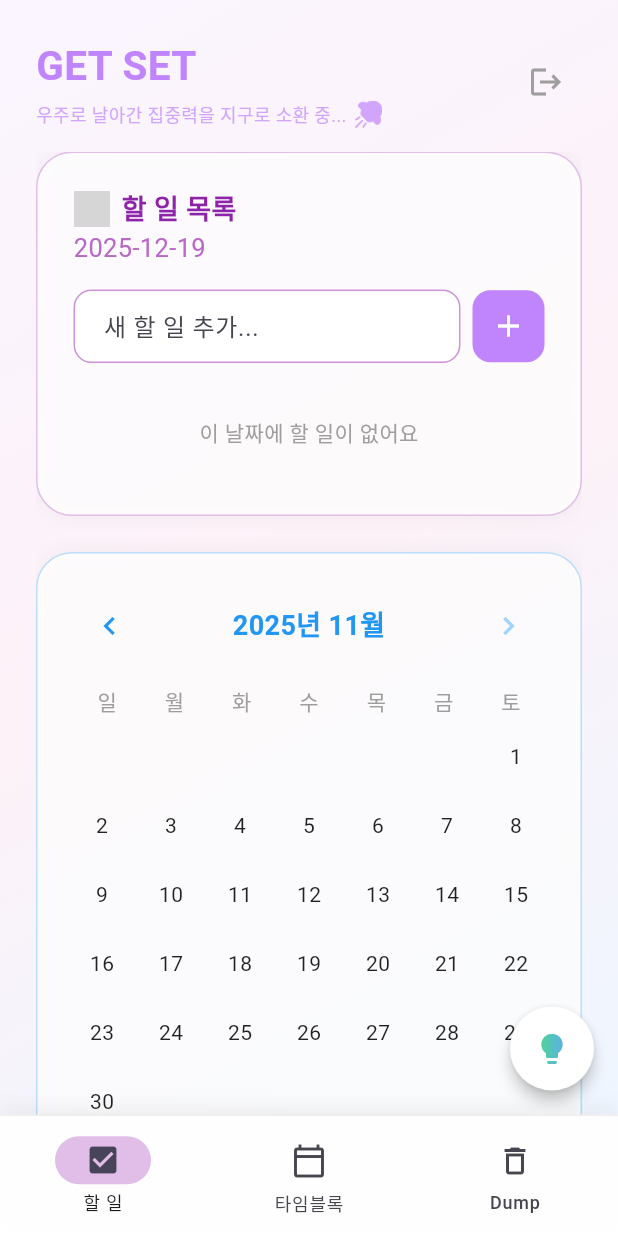
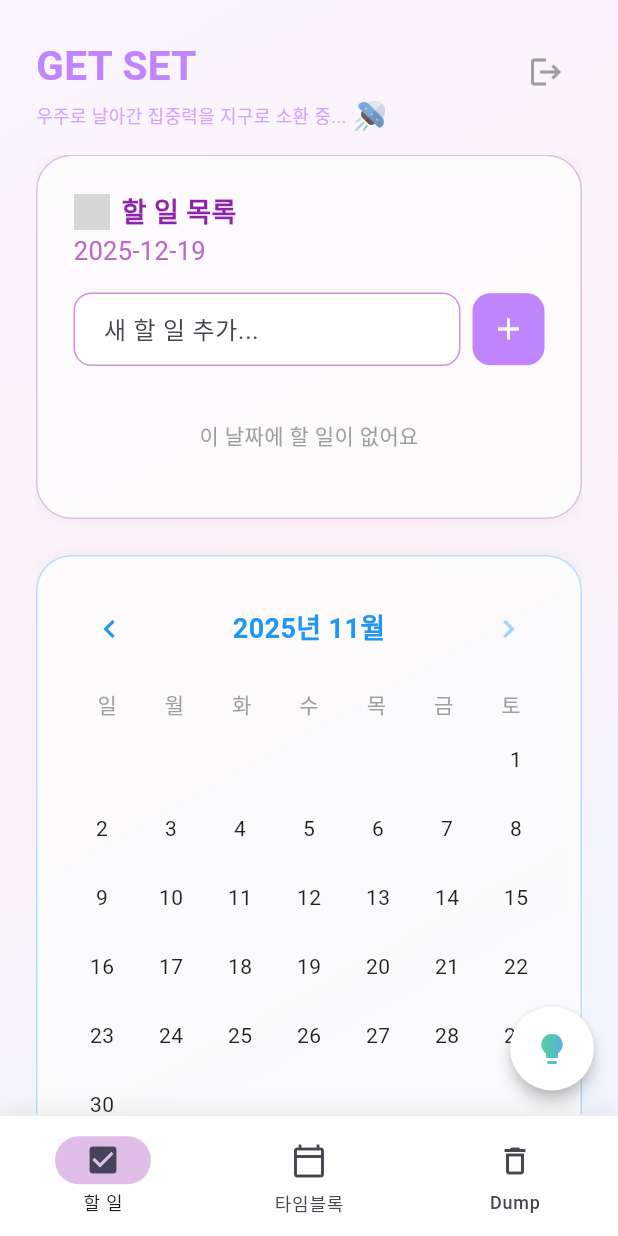
Before and after one commit to KIDY-130/get-set-app, a Flutter app: the screen it shows once a user with an empty profile is signed in, after a tap on the "chevron left" icon, on a phone screen of 412 x 824 dp. Run offline on Flutter 3.47's test engine with Material 3 defaults, Android fonts, the phone set to English and light mode, and no system bars; our stand-ins replace audioplayers, firebase_auth, firebase_core; accounts and stored records are empty; network calls fail; Roboto replaces fonts that are missing (Pretendard); grey boxes are pictures that could not be loaded.

Commit message:
이미지

```diff
--- a/lib/login_page.dart
+++ b/lib/login_page.dart
@@ -38,7 +38,6 @@ class _LoginPageState extends State<LoginPage> {
     } on FirebaseAuthException catch (e) {
       String message = "오류가 발생했습니다.";
 
-      // [수정] 중괄호 { }를 모두 추가했습니다.
       if (e.code == 'user-not-found') {
         message = "존재하지 않는 계정입니다.";
       } else if (e.code == 'wrong-password') {
@@ -69,16 +68,18 @@ class _LoginPageState extends State<LoginPage> {
           child: Column(
             mainAxisAlignment: MainAxisAlignment.center,
             children: [
-              const Icon(
-                Icons.lock_outline,
-                size: 80,
-                color: Color(0xFFC084FC),
+              // 🛸 [여기!] 자물쇠 아이콘을 UFO 이미지로 교체했습니다.
+              Image.asset(
+                'assets/icon/ufo.png', // 👈 파일명을 확인해주세요! (ufo.png)
+                width: 80, // 크기 조절 (기존 아이콘과 비슷하게 80으로 설정)
+                height: 80,
+                fit: BoxFit.contain,
               ),
               const SizedBox(height: 16),
               Text(
-                _isLogin ? "GET SET 로그인" : "회원가입",
+                _isLogin ? " GET SET " : "회원가입",
                 style: const TextStyle(
-                  fontSize: 24,
+                  fontSize: 30,
                   fontWeight: FontWeight.bold,
                   color: Color(0xFFC084FC),
                 ),
--- a/lib/main.dart
+++ b/lib/main.dart
@@ -7,7 +7,7 @@ import 'components/todo_calendar_view.dart';
 import 'components/block_schedule_view.dart';
 import 'components/dump_view.dart';
 import 'components/pomodoro_timer.dart';
-import 'login_page.dart'; // [필수] 로그인 페이지 파일이 있어야 합니다.
+import 'login_page.dart';
 
 // --- 모델 클래스 정의 ---
 class Todo {
@@ -55,7 +55,7 @@ class DumpNote {
 // --- 메인 함수 ---
 void main() async {
   WidgetsFlutterBinding.ensureInitialized();
-  await Firebase.initializeApp(); // 파이어베이스 시작
+  await Firebase.initializeApp();
   runApp(const MyApp());
 }
 
@@ -80,14 +80,13 @@ class MyApp extends StatelessWidget {
           surface: Colors.white,
         ),
       ),
-      // [핵심] 로그인 상태 감지: 로그인이 안 되어있으면 LoginPage로 보냅니다.
       home: StreamBuilder<User?>(
         stream: FirebaseAuth.instance.authStateChanges(),
         builder: (context, snapshot) {
           if (snapshot.hasData) {
-            return const HomePage(); // 로그인 됨 -> 홈 화면
+            return const HomePage();
           }
-          return const LoginPage(); // 로그인 안 됨 -> 로그인 화면
+          return const LoginPage();
         },
       ),
     );
@@ -109,7 +108,6 @@ class _HomePageState extends State<HomePage> {
   bool _focusMode = false;
   Todo? _focusTask;
 
-  // [기능] 로그아웃
   void _logout() {
     FirebaseAuth.instance.signOut();
   }
@@ -186,7 +184,7 @@ class _HomePageState extends State<HomePage> {
         child: SafeArea(
           child: Column(
             children: [
-              // [수정된 헤더] 로그아웃 버튼 추가됨
+              // --- 헤더 영역 ---
               Padding(
                 padding: const EdgeInsets.only(
                   top: 24.0,
@@ -196,8 +194,11 @@ class _HomePageState extends State<HomePage> {
                 ),
                 child: Row(
                   mainAxisAlignment: MainAxisAlignment.spaceBetween,
+                  crossAxisAlignment: CrossAxisAlignment.start,
                   children: [
-                    Column(
+                    // 왼쪽: 제목과 설명
+                    Expanded(
+                      child: Column(
                         crossAxisAlignment: CrossAxisAlignment.start,
                         children: [
                           const Text(
@@ -209,6 +210,8 @@ class _HomePageState extends State<HomePage> {
                             ),
                           ),
                           const SizedBox(height: 4),
+
+                          // 👇 [수정됨] 이미지(ufo1.png)와 텍스트를 함께 표시하는 Row
                           Row(
                             children: [
                               Flexible(
@@ -218,26 +221,25 @@ class _HomePageState extends State<HomePage> {
                                     fontSize: 12,
                                     color: const Color(
                                       0xFFC084FC,
-                                  ).withValues(alpha: 0.7),
+                                    ).withOpacity(0.7),
                                   ),
                                   overflow: TextOverflow.ellipsis,
                                 ),
                               ),
                               const SizedBox(width: 6),
+                              // 🛸 사용자 지정 아이콘 (ufo1.png)
                               Image.asset(
-                              'assets/icon/ufo1.png',
-                              width: 18,
-                              height: 18,
+                                'assets/icon/ufo1.png', // 파일명 확인 필수!
+                                width: 20,
+                                height: 20,
                                 fit: BoxFit.contain,
-                              color: const Color(
-                                0xFFC084FC,
-                              ).withValues(alpha: 0.7),
                               ),
                             ],
                           ),
                         ],
                       ),
-                    // 👉 로그아웃 버튼
+                    ),
+                    // 오른쪽: 로그아웃 버튼
                     IconButton(
                       onPressed: _logout,
                       icon: const Icon(Icons.logout, color: Colors.grey),
@@ -246,11 +248,15 @@ class _HomePageState extends State<HomePage> {
                   ],
                 ),
               ),
+
+              // --- 메인 콘텐츠 영역 ---
               Expanded(child: _buildCurrentView()),
             ],
           ),
         ),
       ),
+
+      // 빠른 메모 버튼
       floatingActionButton: FloatingActionButton(
         onPressed: () => _showQuickDumpDialog(context),
         backgroundColor: Colors.white,
@@ -263,6 +269,8 @@ class _HomePageState extends State<HomePage> {
           child: const Icon(Icons.lightbulb, color: Colors.white),
         ),
       ),
+
+      // 하단 네비게이션 바
       bottomNavigationBar: Container(
         decoration: BoxDecoration(
           color: Colors.white.withValues(alpha: 0.9),
@@ -306,6 +314,7 @@ class _HomePageState extends State<HomePage> {
     );
   }
 
+  // 화면 전환 로직
   Widget _buildCurrentView() {
     switch (_currentViewIndex) {
       case 0:
@@ -333,6 +342,7 @@ class _HomePageState extends State<HomePage> {
     }
   }
 
+  // 네비게이션 인디케이터 색상
   Color _getIndicatorColor() {
     switch (_currentViewIndex) {
       case 0:
@@ -346,6 +356,7 @@ class _HomePageState extends State<HomePage> {
     }
   }
 
+  // 빠른 메모 다이얼로그
   void _showQuickDumpDialog(BuildContext context) {
     final TextEditingController controller = TextEditingController();
     showDialog(
```
Lines whose indentation alone changed are shown as unchanged.
